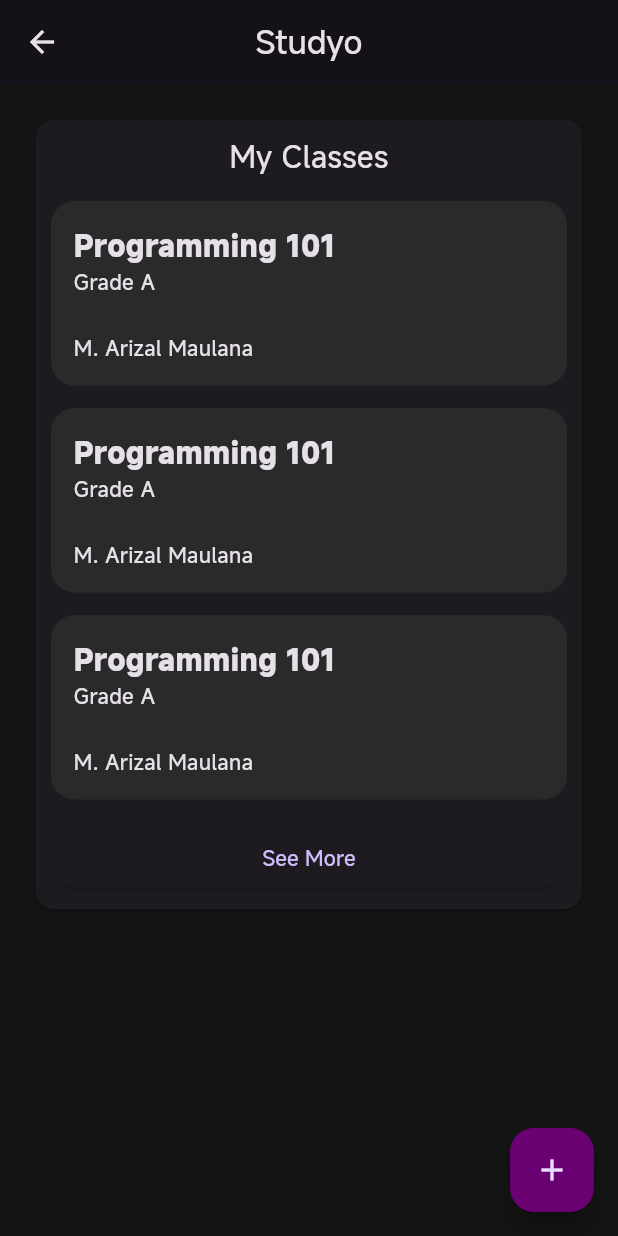
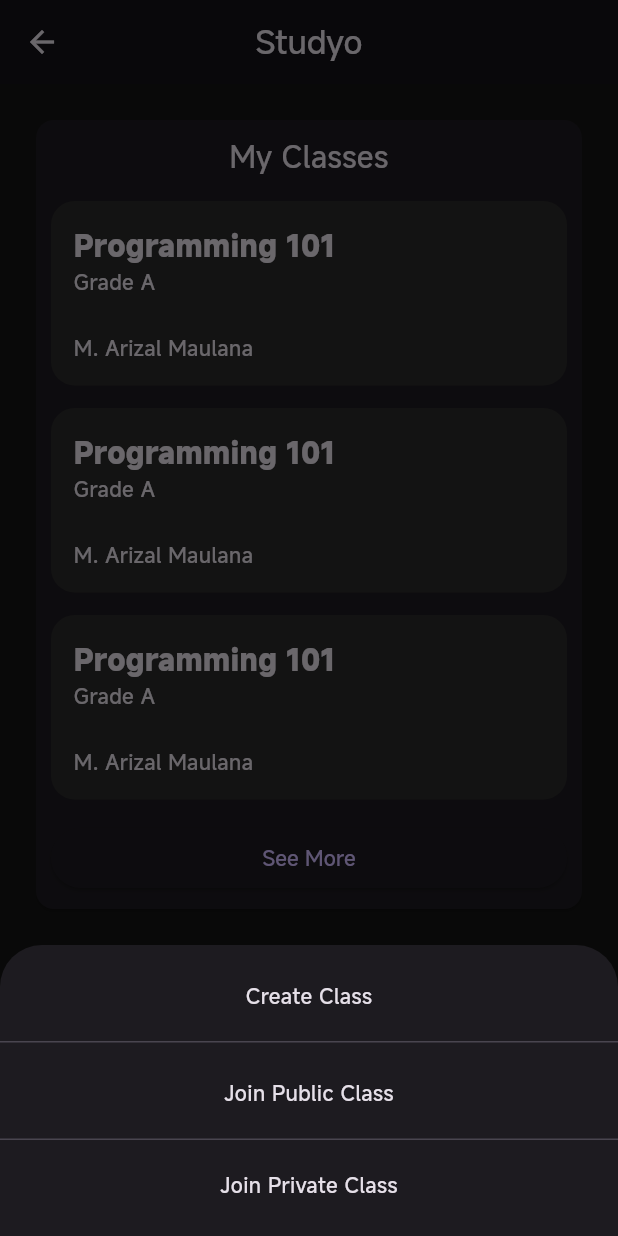
Before and after one commit to AzkaLufthansa/StudyO, a Flutter app: the HomePage screen opened by its route, after a tap on the "add" icon, on a phone screen of 412 x 824 dp. Run offline on Flutter 3.47's test engine with Material 3 defaults, Android fonts, the phone set to English and light mode, and no system bars; our stand-ins replace flutter_bloc, get, supabase_flutter; missing offline and left inert: flash_card; accounts and stored records are empty.

Commit message:
feat(home): create bottomSheet for Create or Join class

```diff
--- a/lib/screens/classroom_dashboard.dart
+++ b/lib/screens/classroom_dashboard.dart
@@ -78,14 +78,14 @@ class ClassroomDashboard extends StatelessWidget {
                       )
                     ),
                     const SizedBox(height: AppDimens.marginPaddingSmallXX,),
-                    Container(
+                    SizedBox(
                       width: double.infinity,
                       child: Material(
                         color: const Color.fromARGB(255, 18, 1, 23),
                         borderRadius: BorderRadius.circular(15),
                         child: InkWell(
                           onTap: () {
-                            Get.toNamed('/material');
+                            Get.toNamed('/flashcard');
                           },
                           splashColor: Colors.blue.withOpacity(0.2),
                           borderRadius: BorderRadius.circular(12),
--- a/lib/screens/home_page.dart
+++ b/lib/screens/home_page.dart
@@ -1,5 +1,4 @@
 import 'package:flutter/material.dart';
-import 'package:get/get.dart';
 import 'package:study_o/utils/app_colors.dart';
 import 'package:study_o/utils/dimens.dart';
 
@@ -27,8 +26,12 @@ class HomePage extends StatelessWidget {
       ),
       floatingActionButton: FloatingActionButton(
         onPressed: () {
-          // Action when button is pressed
-          print('FAB tapped!');
+          showModalBottomSheet(
+            context: context,
+            builder: (_) {
+              return BottomSheetJoinClass();
+            }
+          );
         },
         child: Icon(Icons.add),
         backgroundColor: const Color.fromARGB(255, 105, 1, 114),
@@ -36,3 +39,87 @@ class HomePage extends StatelessWidget {
     );
   }
 }
+
+class BottomSheetJoinClass extends StatelessWidget {
+  const BottomSheetJoinClass({super.key});
+
+  @override
+  Widget build(BuildContext context) {
+    return Container(
+      decoration: BoxDecoration(
+        borderRadius: BorderRadius.vertical(
+          top: Radius.circular(AppDimens.radiusLarge)
+        )
+      ),
+      width: double.infinity,
+      child: Column(
+        mainAxisSize: MainAxisSize.min,
+        children: [
+          Material(
+            color: Colors.transparent,
+            child: InkWell(
+            borderRadius: BorderRadius.only(
+              topLeft: Radius.circular(AppDimens.radiusLarge),
+              topRight: Radius.circular(AppDimens.radiusLarge),
+            ),
+              onTap: () {},
+              child: SizedBox(
+                width: double.infinity,
+                child: Padding(
+                  padding: const EdgeInsets.only(
+                    top: AppDimens.marginPaddingExtraLarge,
+                    bottom: AppDimens.marginPaddingLarge,
+                  ),
+                  child: Text(
+                    'Create Class',
+                    textAlign: TextAlign.center,
+                  ),
+                ),
+              ),
+            ),
+          ),
+          const Divider(height: 1,),
+          Material(
+            color: Colors.transparent,
+            child: InkWell(
+              onTap: () {},
+              child: SizedBox(
+                width: double.infinity,
+                child: Padding(
+                  padding: const EdgeInsets.only(
+                    top: AppDimens.marginPaddingExtraLarge,
+                    bottom: AppDimens.marginPaddingLarge,
+                  ),
+                  child: Text(
+                    'Join Public Class',
+                    textAlign: TextAlign.center,
+                  ),
+                ),
+              ),
+            ),
+          ),
+          const Divider(height: 1,),
+          Material(
+            color: Colors.transparent,
+            child: InkWell(
+              onTap: () {},
+              child: SizedBox(
+                width: double.infinity,
+                child: Padding(
+                  padding: const EdgeInsets.only(
+                    top: AppDimens.marginPaddingLarge,
+                    bottom: AppDimens.marginPaddingExtraLarge,
+                  ),
+                  child: Text(
+                    'Join Private Class',
+                    textAlign: TextAlign.center,
+                  ),
+                ),
+              ),
+            ),
+          ),
+        ],
+      ),
+    );
+  }
+}
```
